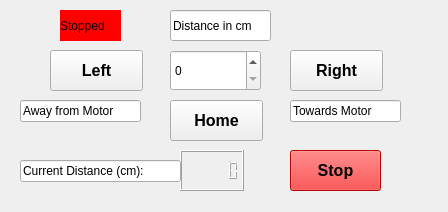
Above: devices/StepperMotor/Hakeem_StepperMotors.ui from nfbeier/15tw-smartsystem before the change. Below: the same form after it.
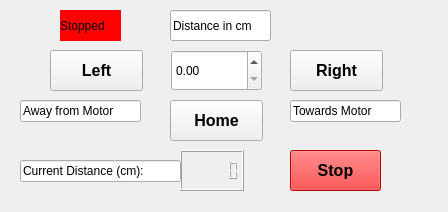
That is the form after the change.

Commit message: updated QSPINBOX widget

```diff
--- a/devices/StepperMotor/Hakeem_StepperMotors.ui
+++ b/devices/StepperMotor/Hakeem_StepperMotors.ui
@@ -74,25 +74,6 @@
     <string>Distance in cm</string>
    </property>
   </widget>
-  <widget class="QSpinBox" name="MovingDistance">
-   <property name="geometry">
-    <rect>
-     <x>170</x>
-     <y>50</y>
-     <width>91</width>
-     <height>41</height>
-    </rect>
-   </property>
-   <property name="maximumSize">
-    <size>
-     <width>101</width>
-     <height>41</height>
-    </size>
-   </property>
-   <property name="maximum">
-    <number>100</number>
-   </property>
-  </widget>
   <widget class="QPushButton" name="HomeButton">
    <property name="geometry">
     <rect>
@@ -240,6 +221,16 @@
     <string>Stopped</string>
    </property>
   </widget>
+  <widget class="QDoubleSpinBox" name="MovingDistance">
+   <property name="geometry">
+    <rect>
+     <x>171</x>
+     <y>50</y>
+     <width>91</width>
+     <height>41</height>
+    </rect>
+   </property>
+  </widget>
  </widget>
  <resources/>
  <connections/>
```
The commit also changes 1 other file.
